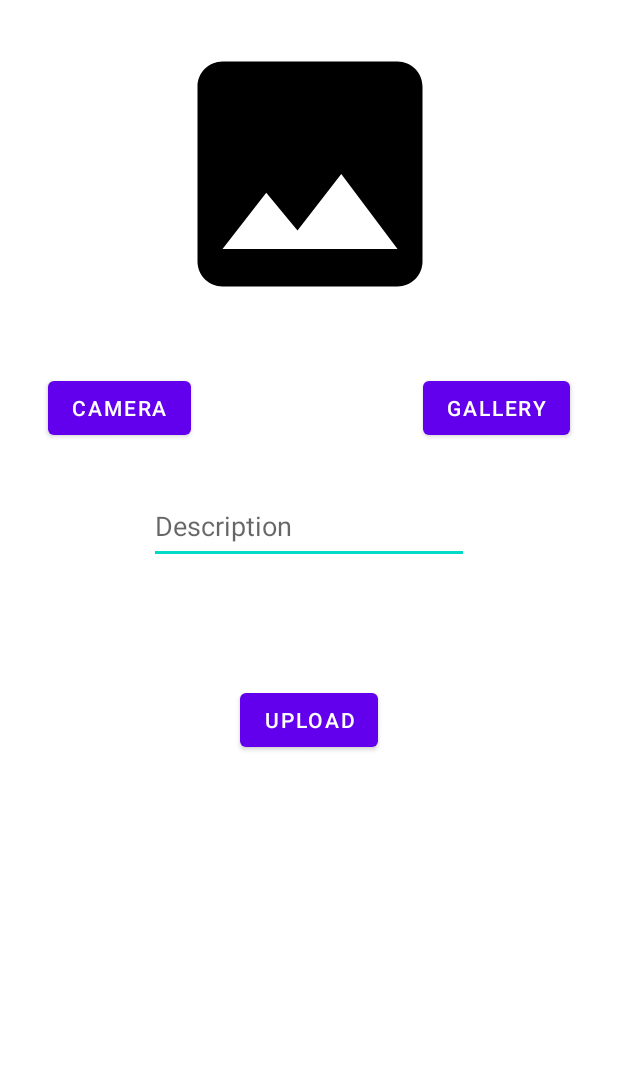
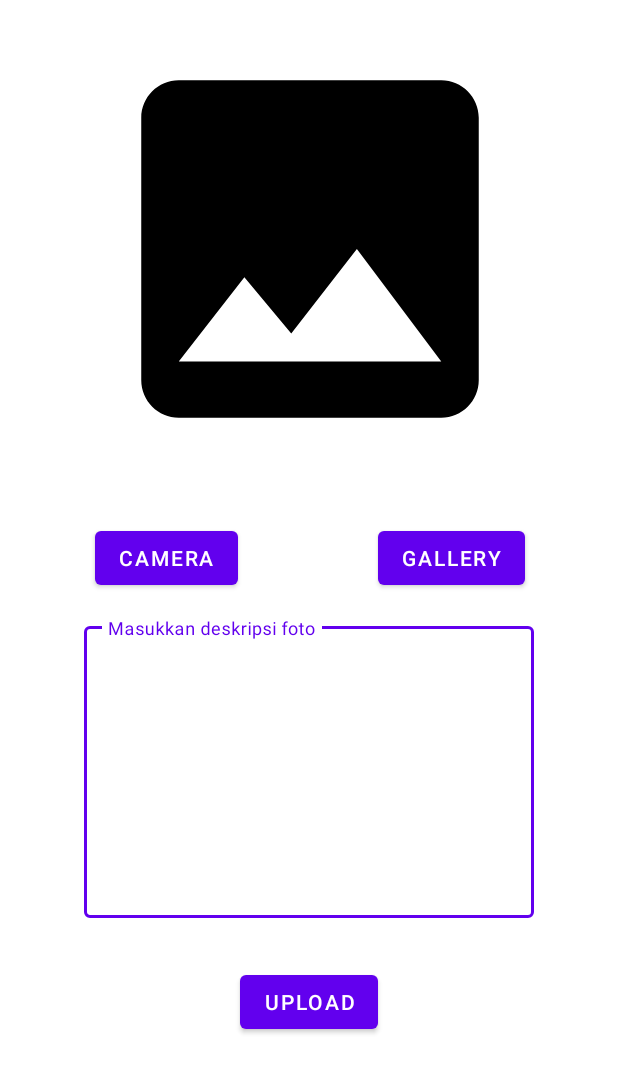
Before and after one commit to iqbalfariz/Submission-Story-App-V2, an Android app: the layout activity_add_story.xml on its own in the app's theme, with its tools: preview values and no code run, on a phone screen of 412 x 824 dp. Shown: the top 1073 px of the screen. Run offline under Robolectric (Android 15) with nearby library versions, the phone set to English and light mode, and no system bars.

Commit message:
repair activity

```diff
--- a/app/src/main/java/com/izo/submissionstoryapp/view/main/MainActivity.kt
+++ b/app/src/main/java/com/izo/submissionstoryapp/view/main/MainActivity.kt
@@ -32,6 +32,7 @@ class MainActivity : AppCompatActivity() {
         super.onCreate(savedInstanceState)
         mainBinding = ActivityMainBinding.inflate(layoutInflater)
         setContentView(mainBinding.root)
+        supportActionBar?.title = "Dicoding Story App"
 
         mainViewModel = ViewModelProvider(
             this,
@@ -46,7 +47,6 @@ class MainActivity : AppCompatActivity() {
         mainBinding.fabAddStory.setOnClickListener {
             val intent = Intent(this, AddStoryActivity::class.java)
             startActivity(intent)
-            finish()
         }
 
 
--- a/app/src/main/res/layout/activity_add_story.xml
+++ b/app/src/main/res/layout/activity_add_story.xml
@@ -8,8 +8,8 @@
 
     <ImageView
         android:id="@+id/iv_preview"
-        android:layout_width="200dp"
-        android:layout_height="200dp"
+        android:layout_width="300dp"
+        android:layout_height="300dp"
         android:layout_marginTop="16dp"
         app:layout_constraintEnd_toEndOf="parent"
         app:layout_constraintHorizontal_bias="0.503"
@@ -23,9 +23,12 @@
         android:layout_height="wrap_content"
         android:layout_marginStart="32dp"
         android:layout_marginTop="32dp"
+        android:layout_marginEnd="16dp"
         android:text="@string/camera"
         app:layout_constraintStart_toStartOf="parent"
-        app:layout_constraintTop_toBottomOf="@+id/iv_preview" />
+        app:layout_constraintTop_toBottomOf="@+id/iv_preview"
+        app:layout_constraintEnd_toStartOf="@id/guidelineVertical"
+        />
 
     <Button
         android:id="@+id/btn_galery"
@@ -33,33 +36,53 @@
         android:layout_height="wrap_content"
         android:layout_marginTop="32dp"
         android:layout_marginEnd="32dp"
+        android:layout_marginStart="16dp"
         android:text="@string/gallery"
         app:layout_constraintEnd_toEndOf="parent"
-        app:layout_constraintTop_toBottomOf="@+id/iv_preview" />
+        app:layout_constraintTop_toBottomOf="@+id/iv_preview"
+        app:layout_constraintStart_toStartOf="@id/guidelineVertical"
+        />
 
-    <EditText
-        android:id="@+id/ed_desc"
-        android:layout_width="wrap_content"
-        android:layout_height="wrap_content"
-        android:layout_marginTop="32dp"
-        android:ems="10"
-        android:gravity="start|top"
-        android:hint="@string/description"
-        android:inputType="textMultiLine"
-        android:minHeight="48dp"
+    <com.google.android.material.textfield.TextInputLayout
+        android:id="@+id/descEditTextLayout"
+        style="@style/Widget.MaterialComponents.TextInputLayout.OutlinedBox"
+        android:layout_width="300dp"
+        android:layout_height="200dp"
+        android:layout_marginTop="16dp"
         app:layout_constraintEnd_toEndOf="parent"
         app:layout_constraintStart_toStartOf="parent"
-        app:layout_constraintTop_toBottomOf="@+id/btn_camera"
-        tools:ignore="SpeakableTextPresentCheck" />
+        app:layout_constraintTop_toBottomOf="@id/btn_camera"
+        >
+
+        <com.google.android.material.textfield.TextInputEditText
+            android:id="@+id/ed_Desc"
+            android:layout_width="match_parent"
+            android:layout_height="match_parent"
+            android:ems="10"
+            android:inputType="text"
+            app:passwordToggleEnabled="true"
+            android:hint="@string/masukkan_deskripsi_foto"
+            />
+    </com.google.android.material.textfield.TextInputLayout>
+
 
     <Button
         android:id="@+id/btn_upload"
         android:layout_width="wrap_content"
         android:layout_height="wrap_content"
-        android:layout_marginTop="80dp"
+        android:layout_marginTop="32dp"
         android:text="@string/upload"
         app:layout_constraintEnd_toEndOf="parent"
         app:layout_constraintStart_toStartOf="parent"
-        app:layout_constraintTop_toBottomOf="@+id/ed_desc" />
+        app:layout_constraintTop_toBottomOf="@+id/descEditTextLayout" />
+
+    <androidx.constraintlayout.widget.Guideline
+        android:id="@+id/guidelineVertical"
+        android:layout_width="wrap_content"
+        android:layout_height="64dp"
+        android:orientation="vertical"
+        app:layout_constraintEnd_toEndOf="parent"
+        app:layout_constraintGuide_percent="0.5"
+        app:layout_constraintStart_toStartOf="parent" />
 
 </androidx.constraintlayout.widget.ConstraintLayout>
--- a/app/src/main/res/layout/activity_main.xml
+++ b/app/src/main/res/layout/activity_main.xml
@@ -32,4 +32,5 @@
         />
 
 
+
 </androidx.constraintlayout.widget.ConstraintLayout>
--- a/app/src/main/res/values/strings.xml
+++ b/app/src/main/res/values/strings.xml
@@ -12,4 +12,5 @@
     <string name="register">Register</string>
     <string name="sudah_punya_akun">Sudah punya akun ?</string>
     <string name="belum_punya_akun">Belum punya akun ?</string>
+    <string name="masukkan_deskripsi_foto">Masukkan deskripsi foto</string>
 </resources>
```
Also changed, not shown: app/src/main/java/com/izo/submissionstoryapp/view/addstory/AddStoryActivity.kt (+13 -6 lines), app/src/main/java/com/izo/submissionstoryapp/view/detail/DetailActivity.kt (+11 -0 lines), app/src/main/res/layout/activity_login.xml (+12 -14 lines), app/src/main/res/layout/item_row_rv.xml (+12 -13 lines).
